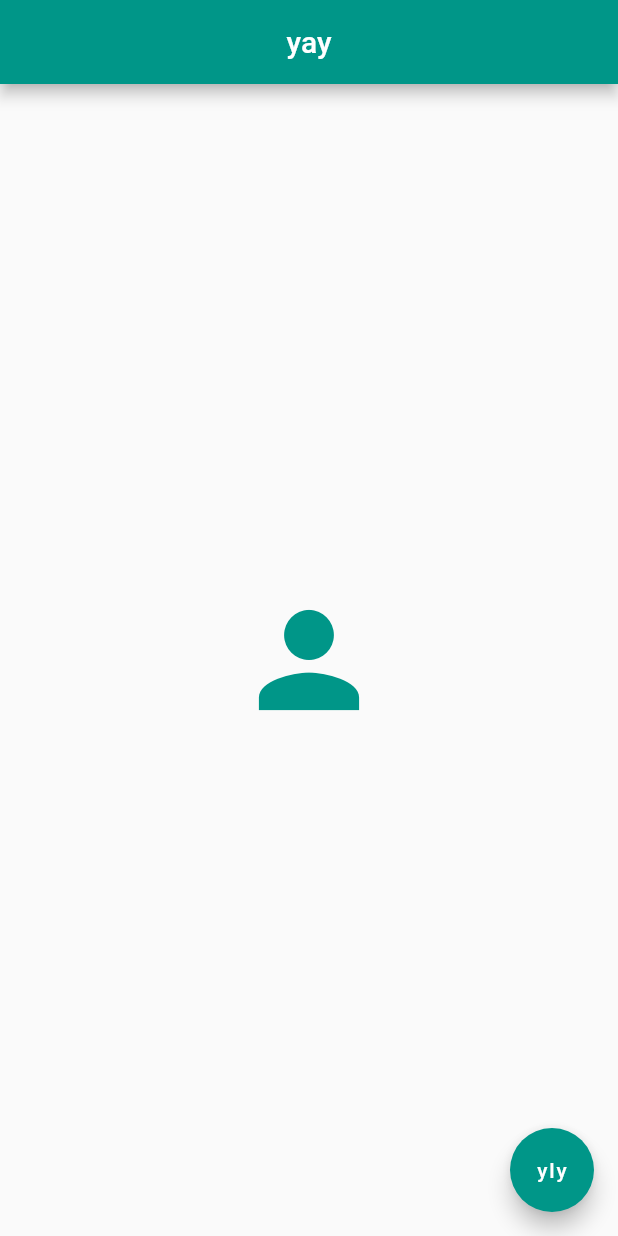
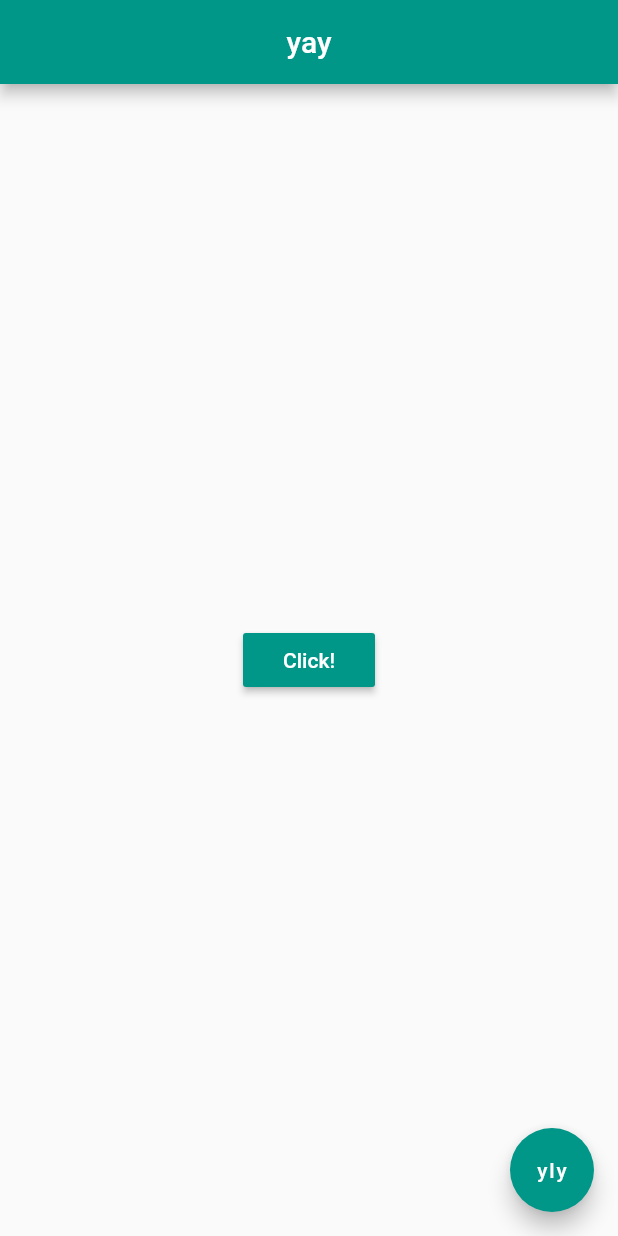
Before and after one commit to kammradt-archives/kontrol-flutter, a Flutter app: the screen it shows after launch, on a phone screen of 412 x 824 dp. Run offline on Flutter 3.47's test engine with Material 2 defaults, Android fonts, the phone set to English and light mode, and no system bars.

Commit message:
:sparkles: Using Buttons

```diff
--- a/lib/main.dart
+++ b/lib/main.dart
@@ -15,10 +15,12 @@ class Home extends StatelessWidget {
         backgroundColor: Colors.teal,
       ),
       body: Center(
-        child: Icon(
-          Icons.person,
+        child: RaisedButton(
+          onPressed: () {
+            print('Pressed!');
+          },
+          child: Text('Click!', style: TextStyle(color: Colors.white)),
           color: Colors.teal,
-          size: 100,
         ),
       ),
       floatingActionButton: FloatingActionButton(
```
